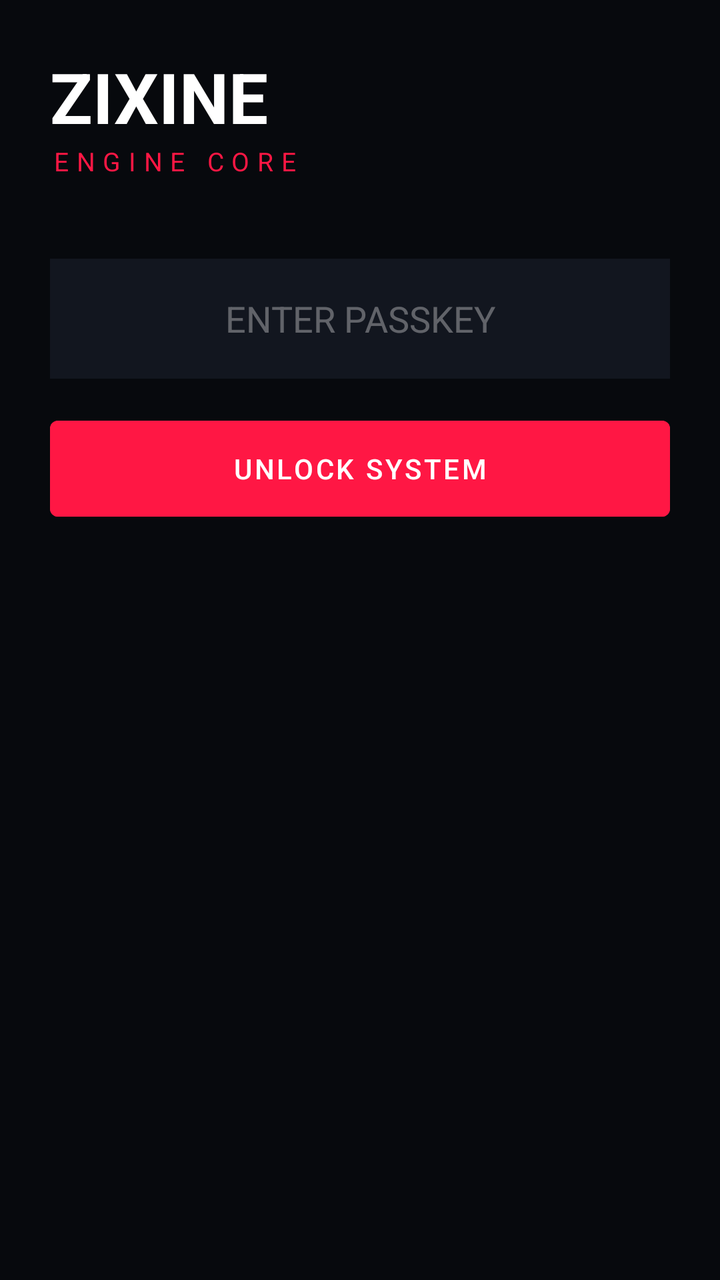
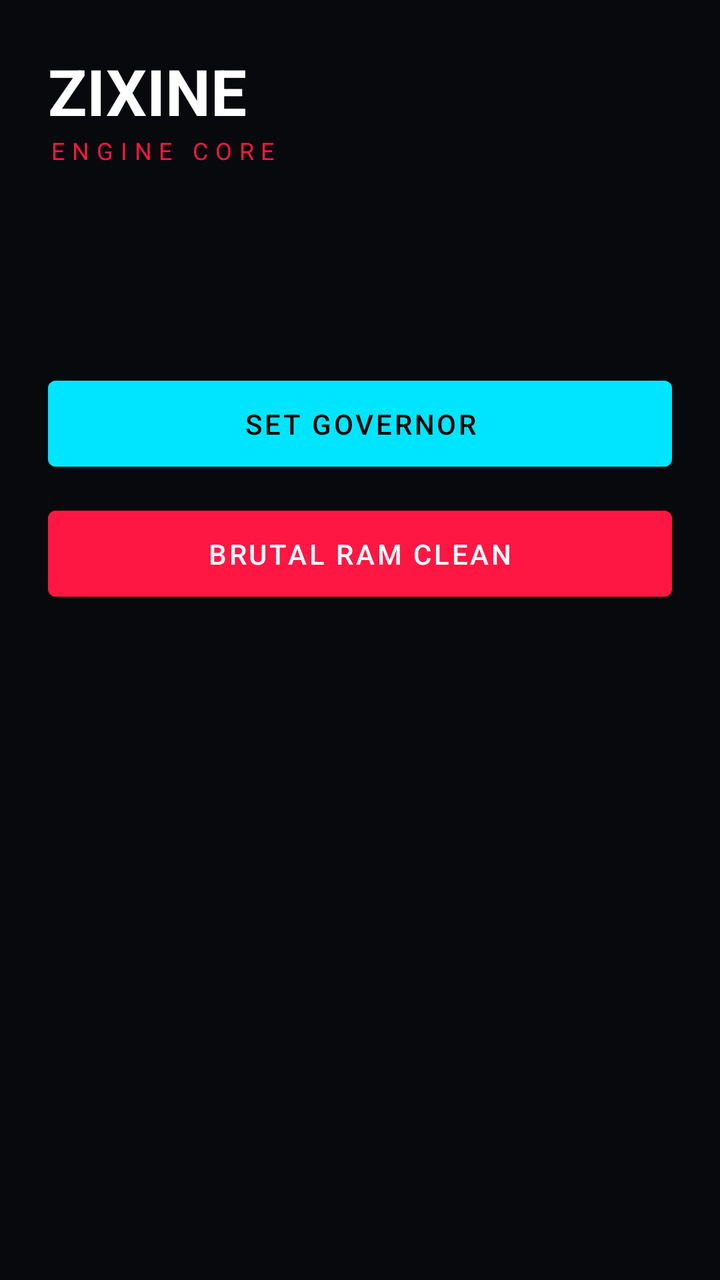

The first picture is an Android layout as it rendered before a commit; the second is the same layout after the commit. The layout source and the unified diff follow.
<!-- AndroidManifest.xml: application theme Theme.MaterialComponents.DayNight.NoActionBar -->
<!-- res/layout/activity_main.xml -->
<?xml version="1.0" encoding="utf-8"?>
<ScrollView xmlns:android="http://schemas.android.com/apk/res/android"
    android:layout_width="match_parent"
    android:layout_height="match_parent"
    android:background="#07090D"
    android:fillViewport="true">

    <LinearLayout
        android:layout_width="match_parent"
        android:layout_height="wrap_content"
        android:orientation="vertical"
        android:padding="25dp">

        <TextView
            android:layout_width="wrap_content"
            android:layout_height="wrap_content"
            android:text="ZIXINE"
            android:textColor="#FFFFFF"
            android:textSize="35sp"
            android:textStyle="bold" />

        <TextView
            android:layout_width="wrap_content"
            android:layout_height="wrap_content"
            android:text="ENGINE CORE"
            android:textColor="#FF1744"
            android:textSize="13sp"
            android:letterSpacing="0.3"
            android:layout_marginBottom="40dp" />

        <LinearLayout
            android:id="@+id/layout_locked"
            android:layout_width="match_parent"
            android:layout_height="wrap_content"
            android:orientation="vertical"
            android:visibility="visible">

            <EditText
                android:id="@+id/input_code"
                android:layout_width="match_parent"
                android:layout_height="60dp"
                android:hint="ENTER PASSKEY"
                android:textColor="#FFFFFF"
                android:textColorHint="#55FFFFFF"
                android:inputType="numberPassword"
                android:gravity="center"
                android:background="#12161F"
                android:layout_marginBottom="15dp" />

            <Button
                android:id="@+id/btn_unlock"
                android:layout_width="match_parent"
                android:layout_height="60dp"
                android:text="UNLOCK SYSTEM"
                android:backgroundTint="#FF1744"
                android:textColor="#FFFFFF" />
        </LinearLayout>

        <LinearLayout
            android:id="@+id/layout_verified"
            android:layout_width="match_parent"
            android:layout_height="wrap_content"
            android:orientation="vertical"
            android:visibility="gone">

            <TextView android:text="RAM STATUS" android:textColor="#88FFFFFF" android:textSize="11sp" />
            <TextView android:id="@+id/tv_ram" android:text="..." android:textColor="#00E5FF" android:textSize="22sp" android:textStyle="bold" android:layout_marginBottom="15dp" />

            <TextView android:text="ZRAM SIZE" android:textColor="#88FFFFFF" android:textSize="11sp" />
            <TextView android:id="@+id/tv_zram" android:text="..." android:textColor="#FFFFFF" android:textSize="22sp" android:textStyle="bold" android:layout_marginBottom="15dp" />

            <TextView android:text="CPU GOVERNOR" android:textColor="#88FFFFFF" android:textSize="11sp" />
            <TextView android:id="@+id/tv_cpu" android:text="..." android:textColor="#FFFFFF" android:textSize="22sp" android:textStyle="bold" android:layout_marginBottom="15dp" />

            <TextView android:text="BATTERY" android:textColor="#88FFFFFF" android:textSize="11sp" />
            <TextView android:id="@+id/tv_battery" android:text="..." android:textColor="#FFFFFF" android:textSize="22sp" android:textStyle="bold" android:layout_marginBottom="35dp" />

            <Button
                android:id="@+id/btn_cpu_gov"
                android:layout_width="match_parent"
                android:layout_height="60dp"
                android:text="SET GOVERNOR"
                android:backgroundTint="#00E5FF"
                android:textColor="#000000"
                android:layout_marginBottom="12dp" />

            <Button
                android:id="@+id/btn_clean_ram"
                android:layout_width="match_parent"
                android:layout_height="60dp"
                android:text="BRUTAL RAM CLEANER"
                android:backgroundTint="#FF1744"
                android:textColor="#FFFFFF" />
        </LinearLayout>

    </LinearLayout>
</ScrollView>
<!-- resources referenced by this layout -->
<resources>

</resources>

<!-- the commit's change to res/layout/activity_main.xml (unified diff, before → after) -->
@@ -9,14 +9,14 @@
         android:layout_width="match_parent"
         android:layout_height="wrap_content"
         android:orientation="vertical"
-        android:padding="25dp">
+        android:padding="24dp">
 
         <TextView
             android:layout_width="wrap_content"
             android:layout_height="wrap_content"
             android:text="ZIXINE"
             android:textColor="#FFFFFF"
-            android:textSize="35sp"
+            android:textSize="32sp"
             android:textStyle="bold" />
 
         <TextView
@@ -24,34 +24,34 @@
             android:layout_height="wrap_content"
             android:text="ENGINE CORE"
             android:textColor="#FF1744"
-            android:textSize="13sp"
+            android:textSize="12sp"
             android:letterSpacing="0.3"
-            android:layout_marginBottom="40dp" />
+            android:layout_marginBottom="35dp" />
 
         <LinearLayout
             android:id="@+id/layout_locked"
             android:layout_width="match_parent"
             android:layout_height="wrap_content"
             android:orientation="vertical"
-            android:visibility="visible">
+            android:visibility="gone">
 
             <EditText
                 android:id="@+id/input_code"
                 android:layout_width="match_parent"
                 android:layout_height="60dp"
+                android:background="#12161F"
                 android:hint="ENTER PASSKEY"
                 android:textColor="#FFFFFF"
-                android:textColorHint="#55FFFFFF"
+                android:textColorHint="#44FFFFFF"
+                android:gravity="center"
                 android:inputType="numberPassword"
-                android:gravity="center"
-                android:background="#12161F"
                 android:layout_marginBottom="15dp" />
 
             <Button
                 android:id="@+id/btn_unlock"
                 android:layout_width="match_parent"
-                android:layout_height="60dp"
-                android:text="UNLOCK SYSTEM"
+                android:layout_height="55dp"
+                android:text="BYPASS SECURITY"
                 android:backgroundTint="#FF1744"
                 android:textColor="#FFFFFF" />
         </LinearLayout>
@@ -61,34 +61,34 @@
             android:layout_width="match_parent"
             android:layout_height="wrap_content"
             android:orientation="vertical"
-            android:visibility="gone">
+            android:visibility="visible">
 
             <TextView android:text="RAM STATUS" android:textColor="#88FFFFFF" android:textSize="11sp" />
-            <TextView android:id="@+id/tv_ram" android:text="..." android:textColor="#00E5FF" android:textSize="22sp" android:textStyle="bold" android:layout_marginBottom="15dp" />
+            <TextView android:id="@+id/tv_ram" android:text="..." android:textColor="#00E5FF" android:textSize="20sp" android:textStyle="bold" android:layout_marginBottom="12dp" />
 
-            <TextView android:text="ZRAM SIZE" android:textColor="#88FFFFFF" android:textSize="11sp" />
-            <TextView android:id="@+id/tv_zram" android:text="..." android:textColor="#FFFFFF" android:textSize="22sp" android:textStyle="bold" android:layout_marginBottom="15dp" />
+            <TextView android:text="ZRAM DISK" android:textColor="#88FFFFFF" android:textSize="11sp" />
+            <TextView android:id="@+id/tv_zram" android:text="..." android:textColor="#FFFFFF" android:textSize="20sp" android:textStyle="bold" android:layout_marginBottom="12dp" />
 
             <TextView android:text="CPU GOVERNOR" android:textColor="#88FFFFFF" android:textSize="11sp" />
-            <TextView android:id="@+id/tv_cpu" android:text="..." android:textColor="#FFFFFF" android:textSize="22sp" android:textStyle="bold" android:layout_marginBottom="15dp" />
+            <TextView android:id="@+id/tv_cpu" android:text="..." android:textColor="#FFFFFF" android:textSize="20sp" android:textStyle="bold" android:layout_marginBottom="12dp" />
 
             <TextView android:text="BATTERY" android:textColor="#88FFFFFF" android:textSize="11sp" />
-            <TextView android:id="@+id/tv_battery" android:text="..." android:textColor="#FFFFFF" android:textSize="22sp" android:textStyle="bold" android:layout_marginBottom="35dp" />
+            <TextView android:id="@+id/tv_battery" android:text="..." android:textColor="#FFFFFF" android:textSize="20sp" android:textStyle="bold" android:layout_marginBottom="30dp" />
 
             <Button
                 android:id="@+id/btn_cpu_gov"
                 android:layout_width="match_parent"
-                android:layout_height="60dp"
+                android:layout_height="55dp"
                 android:text="SET GOVERNOR"
                 android:backgroundTint="#00E5FF"
                 android:textColor="#000000"
-                android:layout_marginBottom="12dp" />
+                android:layout_marginBottom="10dp" />
 
             <Button
                 android:id="@+id/btn_clean_ram"
                 android:layout_width="match_parent"
-                android:layout_height="60dp"
-                android:text="BRUTAL RAM CLEANER"
+                android:layout_height="55dp"
+                android:text="BRUTAL RAM CLEAN"
                 android:backgroundTint="#FF1744"
                 android:textColor="#FFFFFF" />
         </LinearLayout>
